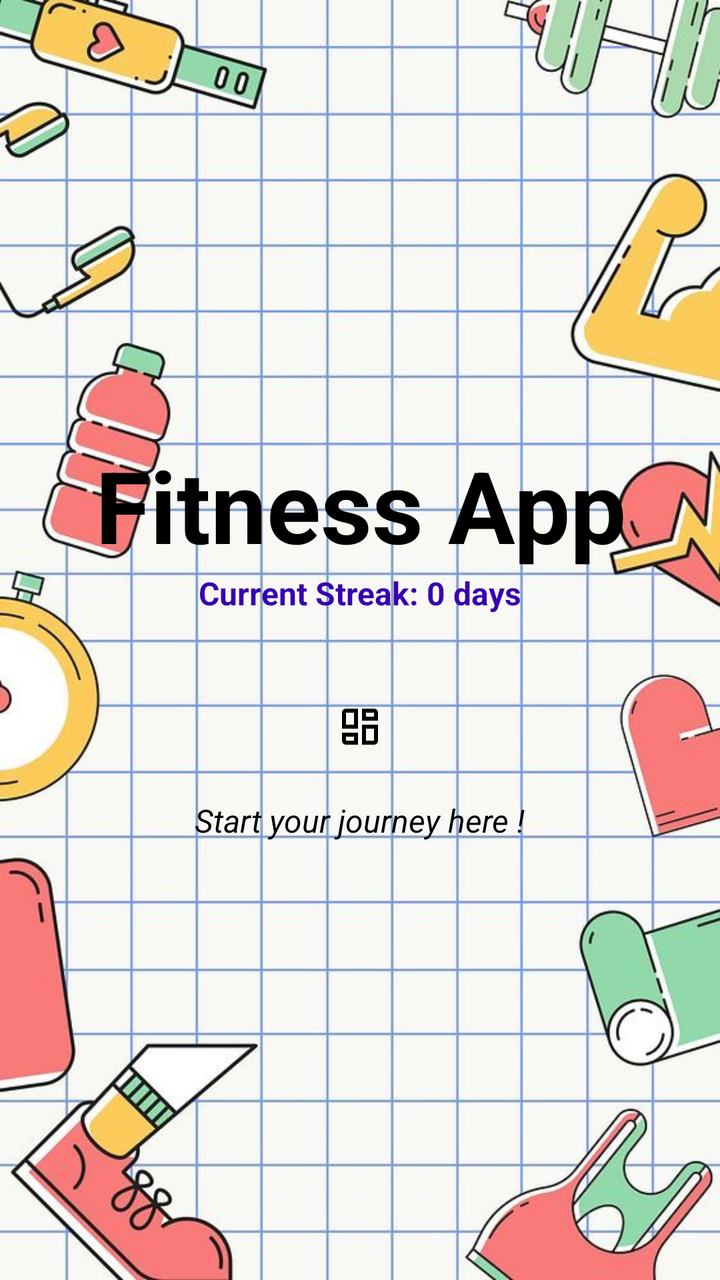
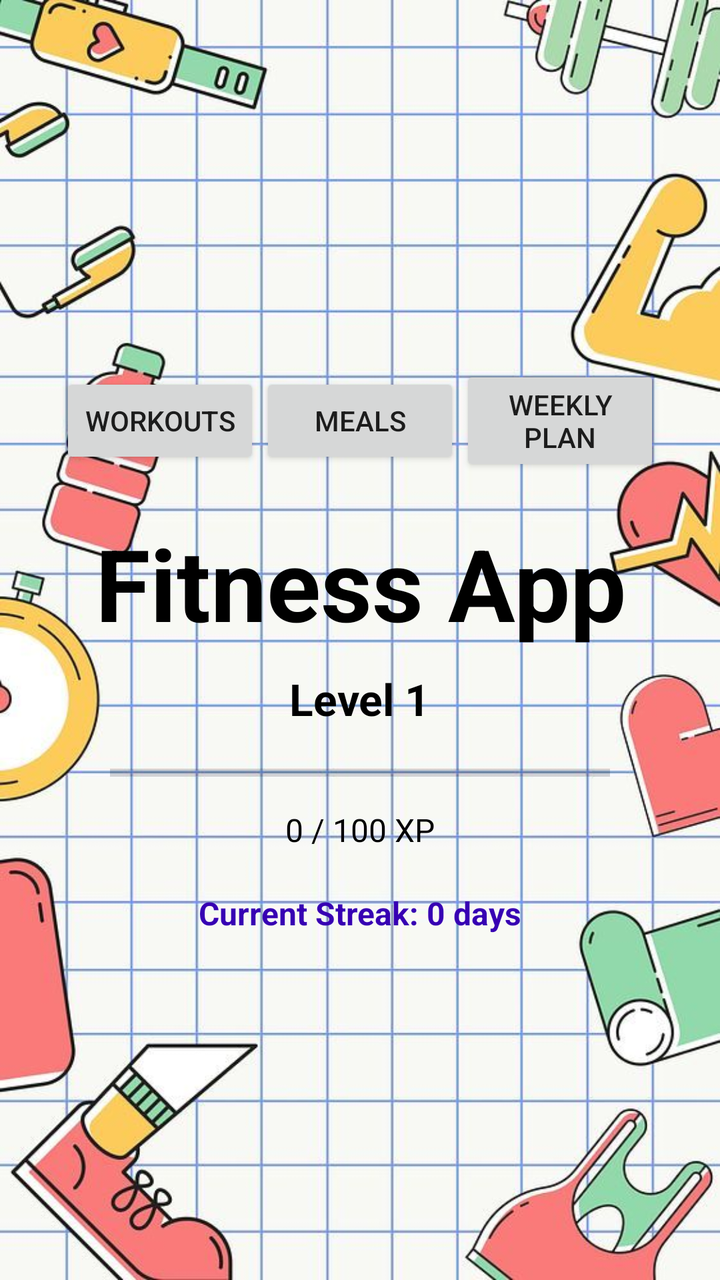

Before-and-after screenshots of an Android layout around one commit, followed by the original layout XML and the change that was made.
<!-- AndroidManifest.xml: application theme Theme.AppCompat.Light.NoActionBar -->
<!-- res/layout/activity_main.xml -->
<?xml version="1.0" encoding="utf-8"?>
<LinearLayout xmlns:android="http://schemas.android.com/apk/res/android"
    android:orientation="vertical"
    android:layout_width="match_parent"
    android:layout_height="match_parent"
    android:gravity="center"
    android:textStyle="bold"
    android:background="@drawable/background">

    
    <TextView
        android:id="@+id/titleText"
        android:layout_width="wrap_content"
        android:layout_height="wrap_content"
        android:text="Fitness App"
        android:textSize="50sp"
        android:textStyle="bold"
        android:gravity="center"
        android:textColor="#FF000000" />

    
    <TextView
        android:id="@+id/streakText"
        android:layout_width="wrap_content"
        android:layout_height="wrap_content"
        android:text="Current Streak: 0 days"
        android:textSize="16sp"
        android:textStyle="bold"
        android:textColor="#FF3700B3"
        android:layout_marginBottom="20dp"/>

    <ImageButton
        android:id="@+id/menuButton"
        android:layout_width="40dp"
        android:layout_height="40dp"
        android:layout_alignParentTop="true"
        android:layout_alignParentEnd="true"
        android:layout_margin="16dp"
        android:layout_gravity="center_horizontal"
        android:background="@android:color/transparent"
        android:src="@drawable/ic_menu"
        android:contentDescription="Menu" />

    <TextView
        android:layout_width="wrap_content"
        android:layout_height="wrap_content"
        android:text="Start your journey here !"
        android:textStyle="italic"
        android:layout_gravity="center_horizontal"
        android:textColor="#FF000000"
        android:textSize="16sp" />

</LinearLayout>
<!-- resources referenced by this layout -->
<resources>
  <!-- drawable background: png bitmap (drawable, 89380 bytes) -->
  <!-- drawable ic_menu (drawable) -->
  <vector xmlns:android="http://schemas.android.com/apk/res/android" android:height="24dp" android:tint="#000000" android:viewportHeight="960" android:viewportWidth="960" android:width="24dp">
        
      <path android:fillColor="@android:color/white" android:pathData="M120,520L120,200Q120,167 143.5,143.5Q167,120 200,120L440,120L440,520L120,520ZM360,440L360,440L360,440L360,440L360,440Q360,440 360,440Q360,440 360,440ZM520,120L760,120Q793,120 816.5,143.5Q840,167 840,200L840,360L520,360L520,120ZM520,840L520,440L840,440L840,760Q840,793 816.5,816.5Q793,840 760,840L520,840ZM120,600L440,600L440,840L200,840Q167,840 143.5,816.5Q120,793 120,760L120,600ZM360,680L360,680L360,680L360,680L360,680Q360,680 360,680Q360,680 360,680ZM600,280L600,280L600,280L600,280L600,280Q600,280 600,280Q600,280 600,280ZM600,520Q600,520 600,520Q600,520 600,520L600,520L600,520L600,520ZM200,440L360,440L360,200L200,200Q200,200 200,200Q200,200 200,200L200,440ZM600,280L760,280L760,200Q760,200 760,200Q760,200 760,200L600,200L600,280ZM600,520L600,760L760,760Q760,760 760,760Q760,760 760,760L760,520L600,520ZM200,680L200,760Q200,760 200,760Q200,760 200,760L360,760L360,680L200,680Z"/>
      
  </vector>
</resources>

<!-- the commit's change to res/layout/activity_main.xml (unified diff, before → after) -->
@@ -5,9 +5,41 @@
     android:layout_height="match_parent"
     android:gravity="center"
     android:textStyle="bold"
-    android:background="@drawable/background">
+    android:background="@drawable/background"
+    android:padding="20dp">
 
     
+    <LinearLayout
+        android:id="@+id/topToolbar"
+        android:layout_width="match_parent"
+        android:layout_height="wrap_content"
+        android:orientation="horizontal"
+        android:gravity="center"
+        android:padding="10dp">
+
+        <Button
+            android:id="@+id/buttonWorkouts"
+            android:layout_width="0dp"
+            android:layout_height="wrap_content"
+            android:layout_weight="1"
+            android:text="Workouts" />
+
+        <Button
+            android:id="@+id/buttonMeals"
+            android:layout_width="0dp"
+            android:layout_height="wrap_content"
+            android:layout_weight="1"
+            android:text="Meals" />
+
+        <Button
+            android:id="@+id/buttonWeekPlan"
+            android:layout_width="0dp"
+            android:layout_height="wrap_content"
+            android:layout_weight="1"
+            android:text="Weekly Plan" />
+    </LinearLayout>
+
+
     <TextView
         android:id="@+id/titleText"
         android:layout_width="wrap_content"
@@ -16,9 +48,41 @@
         android:textSize="50sp"
         android:textStyle="bold"
         android:gravity="center"
-        android:textColor="#FF000000" />
+        android:textColor="#FF000000"
+        android:layout_marginTop="10dp" />
 
-    
+
+    <TextView
+        android:id="@+id/levelText"
+        android:layout_width="wrap_content"
+        android:layout_height="wrap_content"
+        android:text="Level 1"
+        android:textStyle="bold"
+        android:textSize="22sp"
+        android:textColor="#000000"
+        android:layout_marginTop="10dp"/>
+
+
+    <ProgressBar
+        android:id="@+id/xpProgress"
+        style="?android:attr/progressBarStyleHorizontal"
+        android:layout_width="250dp"
+        android:layout_height="25dp"
+        android:progress="0"
+        android:max="100"
+        android:layout_marginTop="10dp" />
+
+
+    <TextView
+        android:id="@+id/xpText"
+        android:layout_width="wrap_content"
+        android:layout_height="wrap_content"
+        android:text="0 / 100 XP"
+        android:textSize="16sp"
+        android:textColor="#000000"
+        android:layout_marginTop="5dp"/>
+
+
     <TextView
         android:id="@+id/streakText"
         android:layout_width="wrap_content"
@@ -27,27 +91,6 @@
         android:textSize="16sp"
         android:textStyle="bold"
         android:textColor="#FF3700B3"
-        android:layout_marginBottom="20dp"/>
-
-    <ImageButton
-        android:id="@+id/menuButton"
-        android:layout_width="40dp"
-        android:layout_height="40dp"
-        android:layout_alignParentTop="true"
-        android:layout_alignParentEnd="true"
-        android:layout_margin="16dp"
-        android:layout_gravity="center_horizontal"
-        android:background="@android:color/transparent"
-        android:src="@drawable/ic_menu"
-        android:contentDescription="Menu" />
-
-    <TextView
-        android:layout_width="wrap_content"
-        android:layout_height="wrap_content"
-        android:text="Start your journey here !"
-        android:textStyle="italic"
-        android:layout_gravity="center_horizontal"
-        android:textColor="#FF000000"
-        android:textSize="16sp" />
+        android:layout_marginTop="20dp"/>
 
 </LinearLayout>
<!-- resource entries referenced after the edit -->
@@ -1,11 +1,5 @@
 <!-- resources referenced by this layout -->
 <resources>
   <!-- drawable background: png bitmap (drawable, 89380 bytes) -->
-  <!-- drawable ic_menu (drawable) -->
-  <vector xmlns:android="http://schemas.android.com/apk/res/android" android:height="24dp" android:tint="#000000" android:viewportHeight="960" android:viewportWidth="960" android:width="24dp">
-        
-      <path android:fillColor="@android:color/white" android:pathData="M120,520L120,200Q120,167 143.5,143.5Q167,120 200,120L440,120L440,520L120,520ZM360,440L360,440L360,440L360,440L360,440Q360,440 360,440Q360,440 360,440ZM520,120L760,120Q793,120 816.5,143.5Q840,167 840,200L840,360L520,360L520,120ZM520,840L520,440L840,440L840,760Q840,793 816.5,816.5Q793,840 760,840L520,840ZM120,600L440,600L440,840L200,840Q167,840 143.5,816.5Q120,793 120,760L120,600ZM360,680L360,680L360,680L360,680L360,680Q360,680 360,680Q360,680 360,680ZM600,280L600,280L600,280L600,280L600,280Q600,280 600,280Q600,280 600,280ZM600,520Q600,520 600,520Q600,520 600,520L600,520L600,520L600,520ZM200,440L360,440L360,200L200,200Q200,200 200,200Q200,200 200,200L200,440ZM600,280L760,280L760,200Q760,200 760,200Q760,200 760,200L600,200L600,280ZM600,520L600,760L760,760Q760,760 760,760Q760,760 760,760L760,520L600,520ZM200,680L200,760Q200,760 200,760Q200,760 200,760L360,760L360,680L200,680Z"/>
-      
-  </vector>
 </resources>
 
